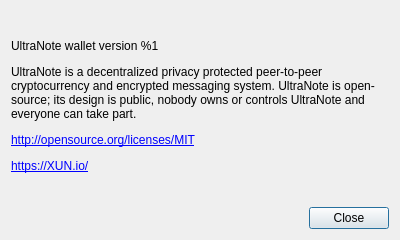
Before: the Qt Designer form src/gui/ui/aboutdialog.ui in wepr/darwincoinwallet, drawn with Qt 5.
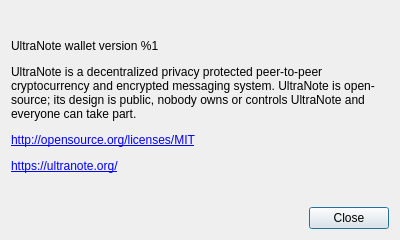
After: the same form once the commit is applied.

What changed in the file:
```diff
--- a/src/gui/ui/aboutdialog.ui
+++ b/src/gui/ui/aboutdialog.ui
@@ -41,7 +41,7 @@
       </sizepolicy>
      </property>
      <property name="text">
-      <string>&lt;html&gt;&lt;head/&gt;&lt;body&gt;&lt;p&gt;UltraNote wallet version %1&lt;/p&gt;&lt;p&gt;UltraNote is a decentralized privacy protected peer-to-peer cryptocurrency and encrypted messaging system. UltraNote is open-source; its design is public, nobody owns or controls UltraNote and everyone can take part.&lt;/p&gt;&lt;p&gt;&lt;a href=&quot;http://opensource.org/licenses/MIT&quot;&gt;&lt;span style=&quot; text-decoration: underline; color:#0000ff;&quot;&gt;http://opensource.org/licenses/MIT&lt;/span&gt;&lt;/a&gt;&lt;/p&gt;&lt;p&gt;&lt;a href=&quot;https://UltraNote.org/&quot;&gt;&lt;span style=&quot; text-decoration: underline; color:#0000ff;&quot;&gt;https://XUN.io/&lt;/span&gt;&lt;/a&gt;&lt;/p&gt;&lt;/body&gt;&lt;/html&gt;</string>
+      <string>&lt;html&gt;&lt;head/&gt;&lt;body&gt;&lt;p&gt;UltraNote wallet version %1&lt;/p&gt;&lt;p&gt;UltraNote is a decentralized privacy protected peer-to-peer cryptocurrency and encrypted messaging system. UltraNote is open-source; its design is public, nobody owns or controls UltraNote and everyone can take part.&lt;/p&gt;&lt;p&gt;&lt;a href=&quot;http://opensource.org/licenses/MIT&quot;&gt;&lt;span style=&quot; text-decoration: underline; color:#0000ff;&quot;&gt;http://opensource.org/licenses/MIT&lt;/span&gt;&lt;/a&gt;&lt;/p&gt;&lt;p&gt;&lt;a href=&quot;https://UltraNote.org/&quot;&gt;&lt;span style=&quot; text-decoration: underline; color:#0000ff;&quot;&gt;https://ultranote.org/&lt;/span&gt;&lt;/a&gt;&lt;/p&gt;&lt;/body&gt;&lt;/html&gt;</string>
      </property>
      <property name="textFormat">
       <enum>Qt::RichText</enum>
```
